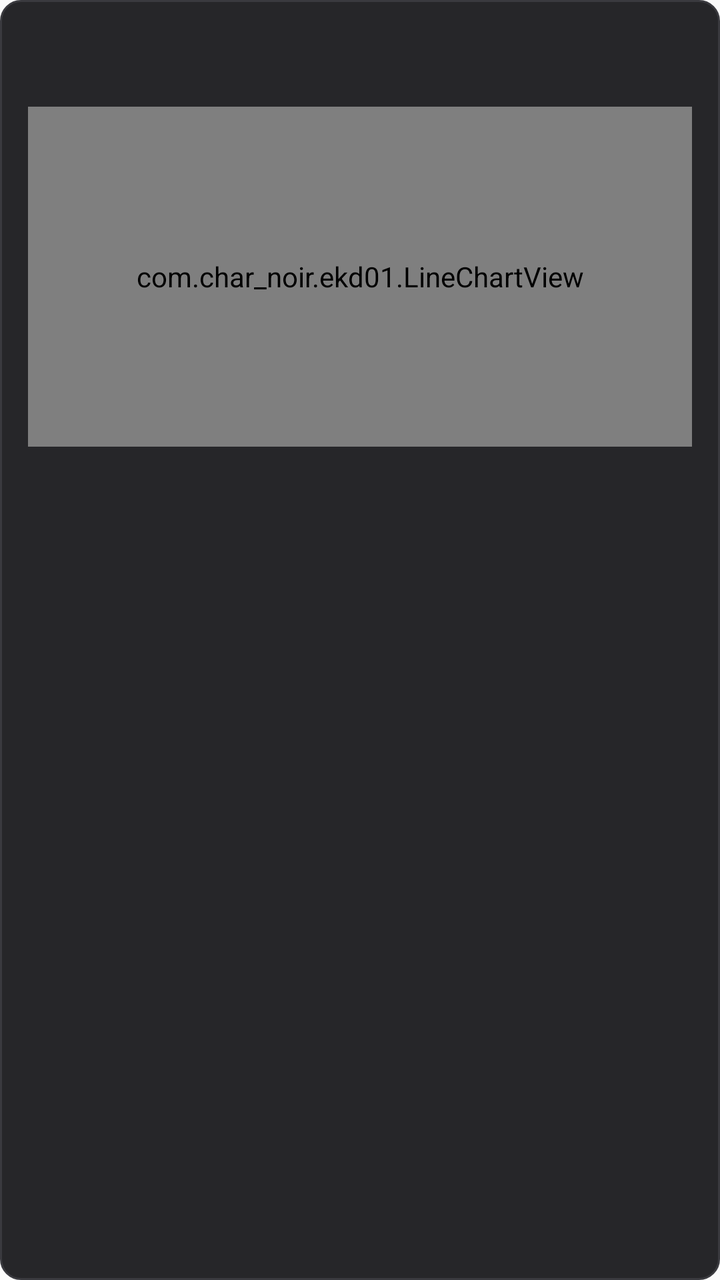
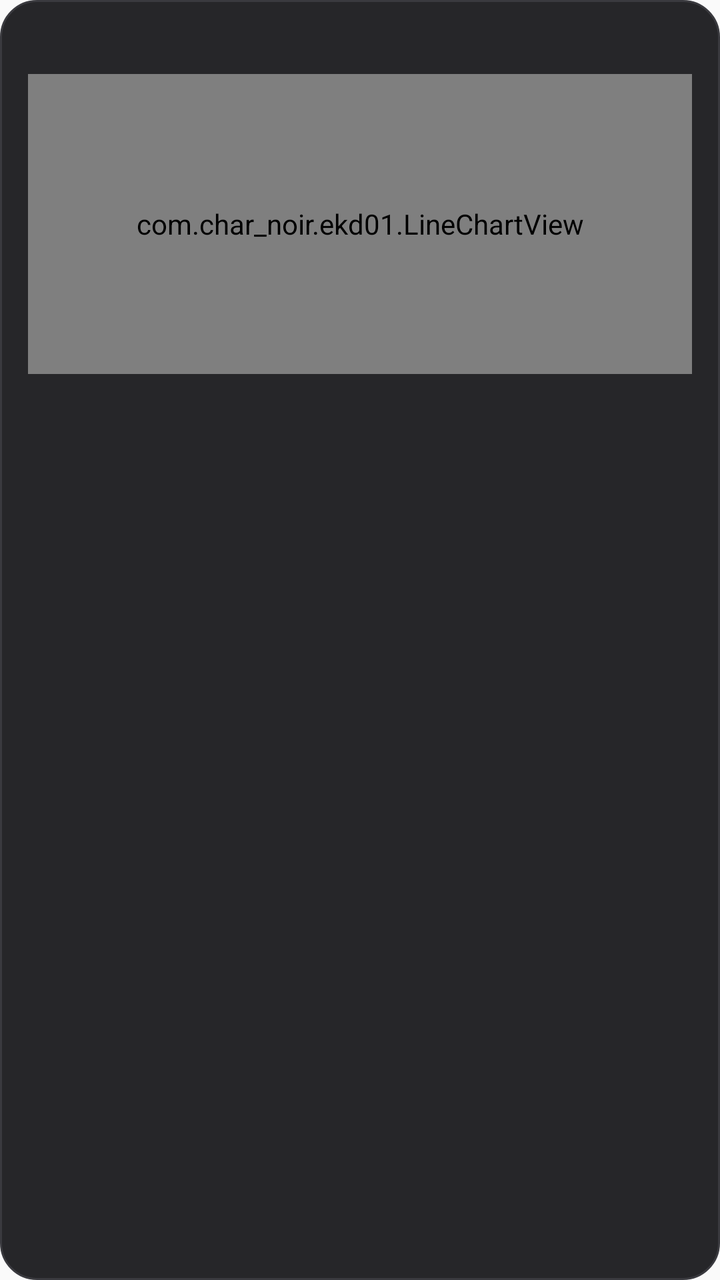

Two renders of the same Android screen: before a commit and after it. Below are the layout's source before the change and the commit's diff.
<!-- AndroidManifest.xml: application theme Theme.AppCompat.DayNight.NoActionBar -->
<!-- res/layout/item_chart.xml -->
<?xml version="1.0" encoding="utf-8"?>
<LinearLayout xmlns:android="http://schemas.android.com/apk/res/android"
    style="@style/CardContainer">

    <TextView android:id="@+id/chartTitle" style="@style/CardTitle" android:paddingBottom="0dp" />
    <TextView android:id="@+id/chartRange" style="@style/HintText" android:paddingBottom="6dp" />
    <com.char_noir.ekd01.LineChartView
        android:id="@+id/chartView"
        android:layout_width="match_parent"
        android:layout_height="170dp" />
</LinearLayout>
<!-- resources referenced by this layout -->
<resources>
  <style name="CardContainer">
          <item name="android:orientation">vertical</item>
          <item name="android:background">@drawable/card_bg</item>
          <item name="android:paddingStart">14dp</item>
          <item name="android:paddingEnd">14dp</item>
          <item name="android:paddingTop">12dp</item>
          <item name="android:paddingBottom">12dp</item>
          <item name="android:layout_marginBottom">10dp</item>
          <item name="android:layout_width">match_parent</item>
          <item name="android:layout_height">wrap_content</item>
      </style>
  <style name="CardTitle">
          <item name="android:layout_width">wrap_content</item>
          <item name="android:layout_height">wrap_content</item>
          <item name="android:textColor">@color/accent_text</item>
          <item name="android:textSize">14sp</item>
          <item name="android:textStyle">bold</item>
          <item name="android:paddingBottom">6dp</item>
      </style>
  <style name="HintText">
          <item name="android:layout_width">wrap_content</item>
          <item name="android:layout_height">wrap_content</item>
          <item name="android:textColor">@color/text_hint</item>
          <item name="android:textSize">12sp</item>
      </style>
  <!-- drawable card_bg (drawable) -->
  <?xml version="1.0" encoding="utf-8"?>
  <shape xmlns:android="http://schemas.android.com/apk/res/android" android:shape="rectangle">
      <solid android:color="@color/card_bg" />
      <corners android:radius="10dp" />
      <stroke android:width="1dp" android:color="@color/card_border" />
  </shape>
  <color name="accent_text">#FFE3E3E6</color>
  <color name="text_hint">#FF9A9A9F</color>
  <color name="card_bg">#FF262629</color>
  <color name="card_border">#FF3A3A3F</color>
</resources>

<!-- the commit's change to res/layout/item_chart.xml (unified diff, before → after) -->
@@ -2,10 +2,22 @@
 <LinearLayout xmlns:android="http://schemas.android.com/apk/res/android"
     style="@style/CardContainer">
 
-    <TextView android:id="@+id/chartTitle" style="@style/CardTitle" android:paddingBottom="0dp" />
-    <TextView android:id="@+id/chartRange" style="@style/HintText" android:paddingBottom="6dp" />
+    <LinearLayout
+        android:orientation="horizontal"
+        android:layout_width="match_parent"
+        android:layout_height="wrap_content"
+        android:gravity="center_vertical">
+        <TextView
+            android:id="@+id/chartTitle"
+            style="@style/CardTitle"
+            android:layout_width="0dp"
+            android:layout_weight="1"
+            android:paddingBottom="0dp" />
+        <TextView android:id="@+id/chartRange" style="@style/HintText" />
+    </LinearLayout>
     <com.char_noir.ekd01.LineChartView
         android:id="@+id/chartView"
         android:layout_width="match_parent"
-        android:layout_height="170dp" />
+        android:layout_height="150dp"
+        android:layout_marginTop="6dp" />
 </LinearLayout>
<!-- resource entries referenced after the edit -->
@@ -29,7 +29,7 @@
   <?xml version="1.0" encoding="utf-8"?>
   <shape xmlns:android="http://schemas.android.com/apk/res/android" android:shape="rectangle">
       <solid android:color="@color/card_bg" />
-      <corners android:radius="10dp" />
+      <corners android:radius="18dp" />
       <stroke android:width="1dp" android:color="@color/card_border" />
   </shape>
   <color name="accent_text">#FFE3E3E6</color>
